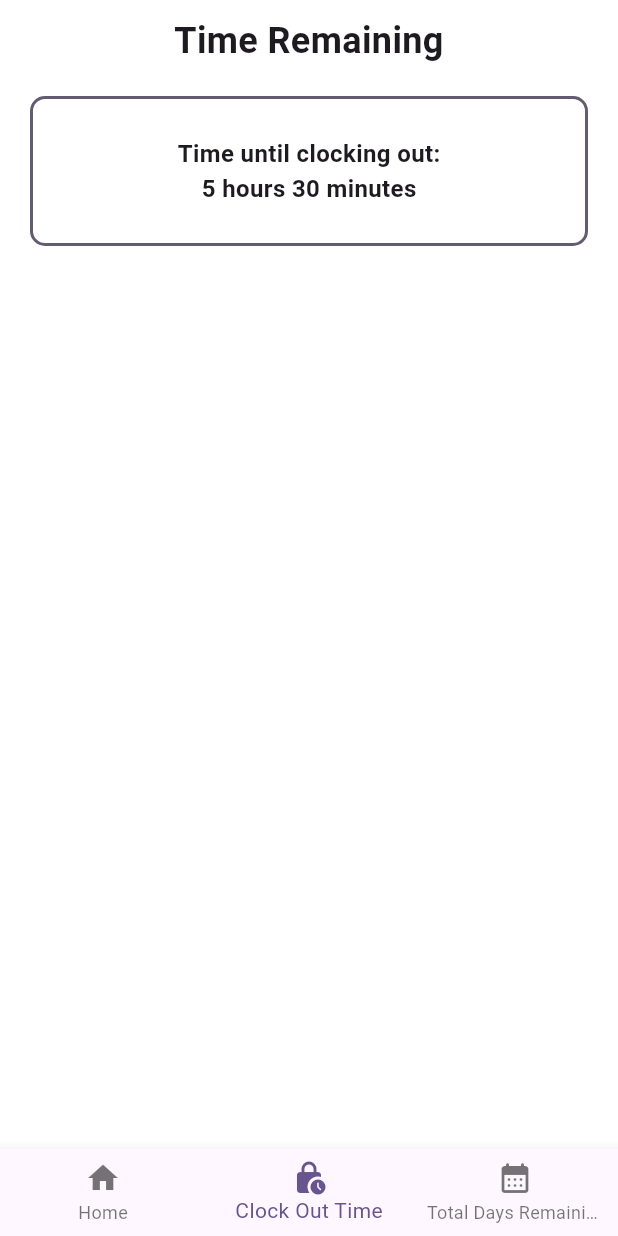
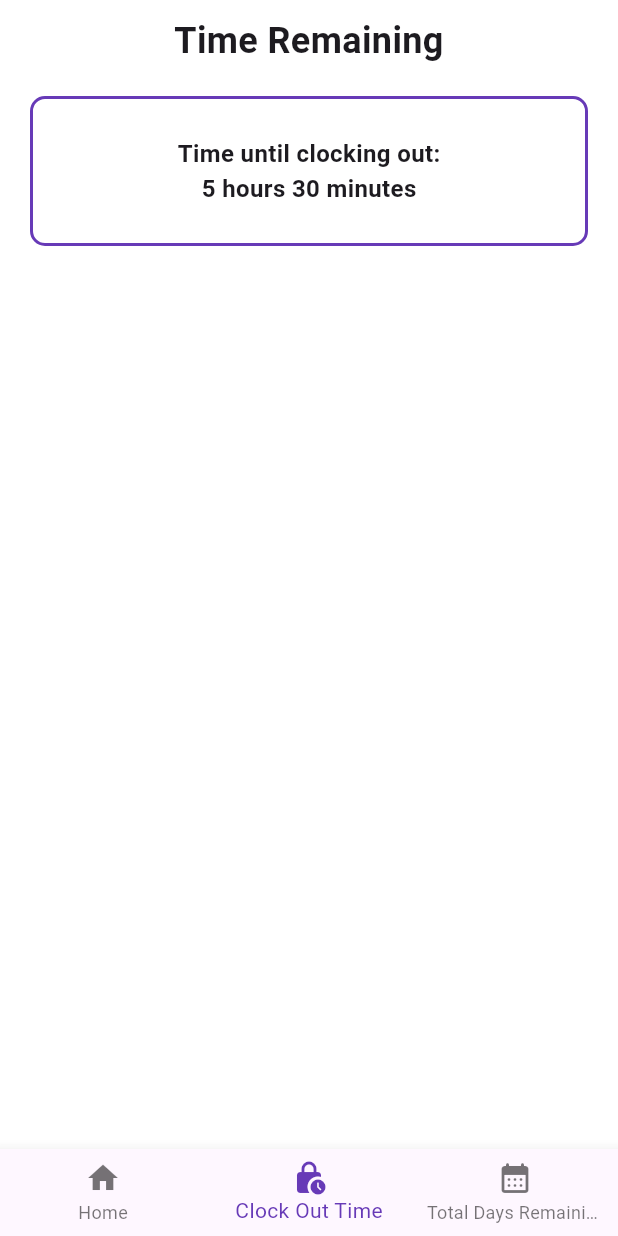
Before and after one commit to maxstain/desktop-manager, a Flutter app: the screen it shows after launch, item 2 of the bottom bar chosen, on a phone screen of 412 x 824 dp. Run offline on Flutter 3.47's test engine with Material 2 defaults, Android fonts, the phone set to English and light mode, and no system bars; our stand-ins replace lottie.

Commit message:
[FIX]: Fixing some bugs

```diff
--- a/lib/main.dart
+++ b/lib/main.dart
@@ -16,10 +16,14 @@ class MyApp extends StatelessWidget {
       debugShowCheckedModeBanner: false,
       title: 'Flutter Demo',
       theme: ThemeData(
-        colorScheme: ColorScheme.fromSeed(seedColor: Colors.deepPurple),
+        colorScheme: ColorScheme.fromSeed(
+          seedColor: Colors.deepPurple,
+          primary: Colors.deepPurple,
+          secondary: Colors.deepPurple,
+        ),
         useMaterial3: true,
       ),
-      home: HomePage(),
+      home: const HomePage(),
     );
   }
 }
```
